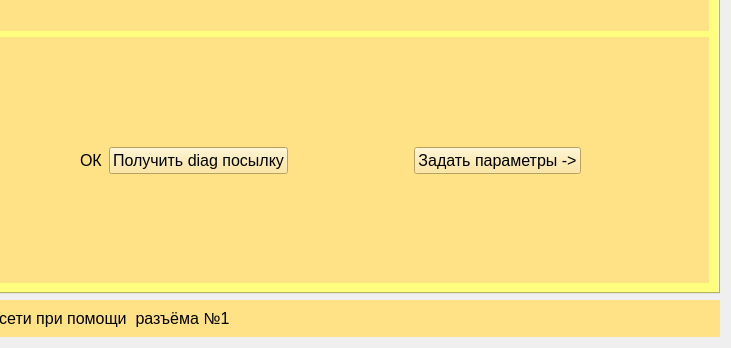
Before: the Qt Designer form train_imitator.ui in victocryl/train_imitator, drawn with Qt 5; both pictures show x 551 to 1282 and y 467 to 815 of the 1282 by 815 pixel window.
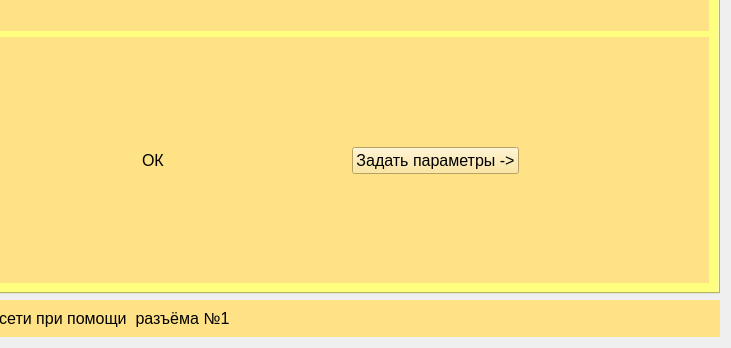
After: the same form once the commit is applied.

```diff
--- a/train_imitator.ui
+++ b/train_imitator.ui
@@ -618,18 +618,6 @@
                 </property>
                </widget>
               </item>
-              <item>
-               <widget class="QPushButton" name="pushButton_2">
-                <property name="font">
-                 <font>
-                  <pointsize>12</pointsize>
-                 </font>
-                </property>
-                <property name="text">
-                 <string>Получить diag посылку</string>
-                </property>
-               </widget>
-              </item>
               <item>
                <spacer name="horizontalSpacer_8">
                 <property name="orientation">
```
